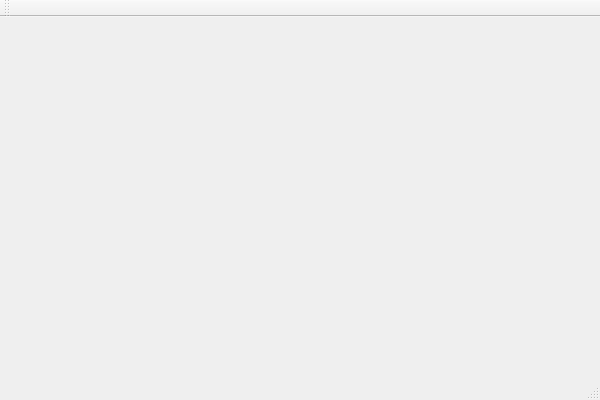
Qt form mainwindow.ui (joshuaeckroth/RBFNetworkSimulator) before a commit.
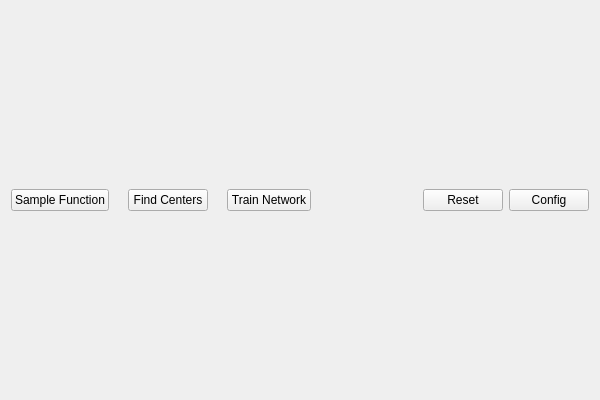
The same form after that commit. Icons and pictures are not drawn.

```diff
--- a/mainwindow.ui
+++ b/mainwindow.ui
@@ -12,13 +12,90 @@
   <property name="windowTitle" >
    <string>MainWindow</string>
   </property>
-  <widget class="QMenuBar" name="menuBar" />
-  <widget class="QToolBar" name="mainToolBar" />
-  <widget class="QWidget" name="centralWidget" />
-  <widget class="QStatusBar" name="statusBar" />
+  <widget class="QWidget" name="centralWidget">
+   <layout class="QVBoxLayout" name="verticalLayout_2">
+    <item>
+     <layout class="QVBoxLayout" name="verticalLayout">
+      <item>
+       <layout class="QHBoxLayout" name="horizontalLayout">
+        <item>
+         <widget class="QPushButton" name="sampleFunctionButton">
+          <property name="text">
+           <string>Sample Function</string>
+          </property>
+         </widget>
+        </item>
+        <item>
+         <widget class="QLabel" name="arrow1">
+          <property name="text">
+           <string/>
+          </property>
+          <property name="pixmap">
+           <pixmap resource="resources.qrc">:/icons/icons/rightarrow</pixmap>
+          </property>
+         </widget>
+        </item>
+        <item>
+         <widget class="QPushButton" name="findCentersButton">
+          <property name="text">
+           <string>Find Centers</string>
+          </property>
+         </widget>
+        </item>
+        <item>
+         <widget class="QLabel" name="arrow2">
+          <property name="text">
+           <string/>
+          </property>
+          <property name="pixmap">
+           <pixmap resource="resources.qrc">:/icons/icons/rightarrow</pixmap>
+          </property>
+         </widget>
+        </item>
+        <item>
+         <widget class="QPushButton" name="trainNetworkButton">
+          <property name="text">
+           <string>Train Network</string>
+          </property>
+         </widget>
+        </item>
+        <item>
+         <spacer name="horizontalSpacer">
+          <property name="orientation">
+           <enum>Qt::Horizontal</enum>
+          </property>
+          <property name="sizeHint" stdset="0">
+           <size>
+            <width>40</width>
+            <height>20</height>
+           </size>
+          </property>
+         </spacer>
+        </item>
+        <item>
+         <widget class="QPushButton" name="resetButton">
+          <property name="text">
+           <string>Reset</string>
+          </property>
+         </widget>
+        </item>
+        <item>
+         <widget class="QPushButton" name="configButton">
+          <property name="text">
+           <string>Config</string>
+          </property>
+         </widget>
+        </item>
+       </layout>
+      </item>
+     </layout>
+    </item>
+   </layout>
+  </widget>
  </widget>
- <layoutDefault spacing="6" margin="11" />
- <pixmapfunction></pixmapfunction>
- <resources/>
+ <layoutdefault spacing="6" margin="11"/>
+ <resources>
+  <include location="resources.qrc"/>
+ </resources>
  <connections/>
 </ui>
```
Left out of the diff: 7 changed lines with no effect on the pictures.
